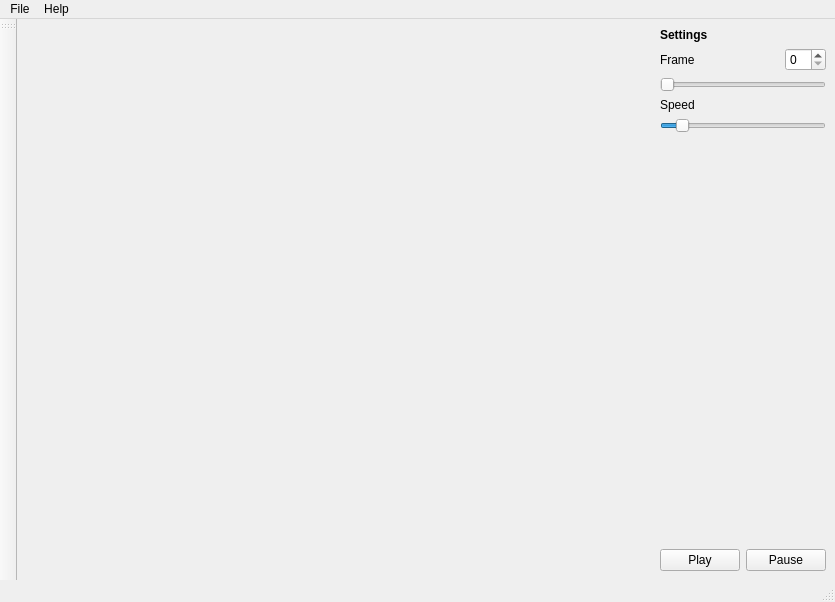
The window that src/mainwindow.ui (pspoerri/Donkey2) describes before a commit, drawn with Qt 5.
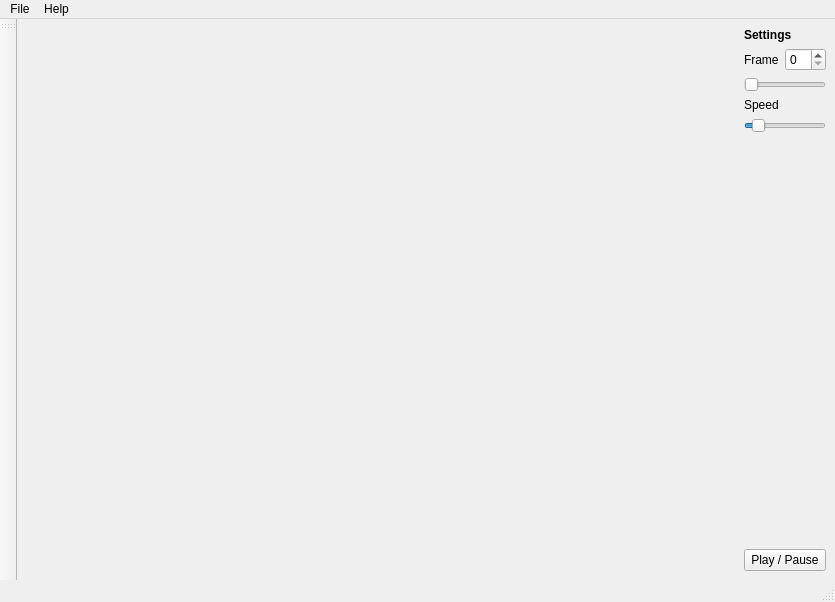
The same window after the commit.

Commit message: Added support for the button and improved star texture

Patch:
```diff
--- a/src/mainwindow.ui
+++ b/src/mainwindow.ui
@@ -155,7 +155,7 @@
        </spacer>
       </item>
       <item>
-       <layout class="QHBoxLayout" name="horizontalLayout_3" stretch="10,10">
+       <layout class="QHBoxLayout" name="horizontalLayout_3" stretch="10">
         <property name="sizeConstraint">
          <enum>QLayout::SetFixedSize</enum>
         </property>
@@ -168,20 +168,7 @@
            </sizepolicy>
           </property>
           <property name="text">
-           <string>Play</string>
-          </property>
-         </widget>
-        </item>
-        <item>
-         <widget class="QPushButton" name="pauseBtn">
-          <property name="sizePolicy">
-           <sizepolicy hsizetype="MinimumExpanding" vsizetype="Fixed">
-            <horstretch>0</horstretch>
-            <verstretch>0</verstretch>
-           </sizepolicy>
-          </property>
-          <property name="text">
-           <string>Pause</string>
+           <string>Play / Pause</string>
           </property>
          </widget>
         </item>
```
Left out of the diff: 2 changed lines with no effect on the pictures. The commit also changes 7 other files.
